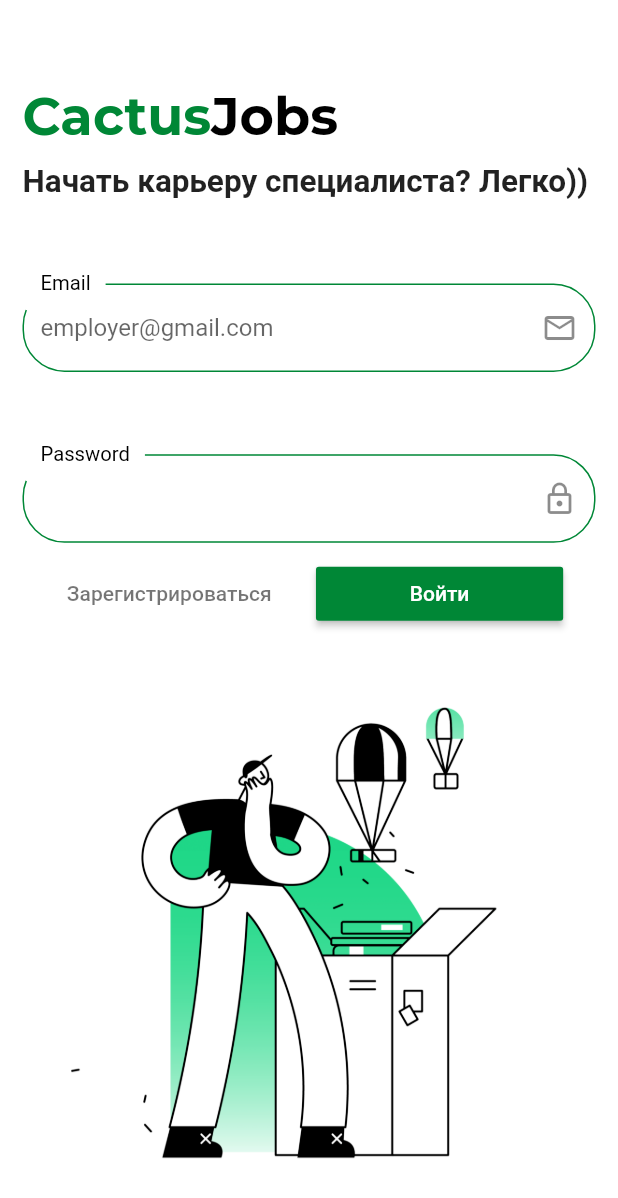
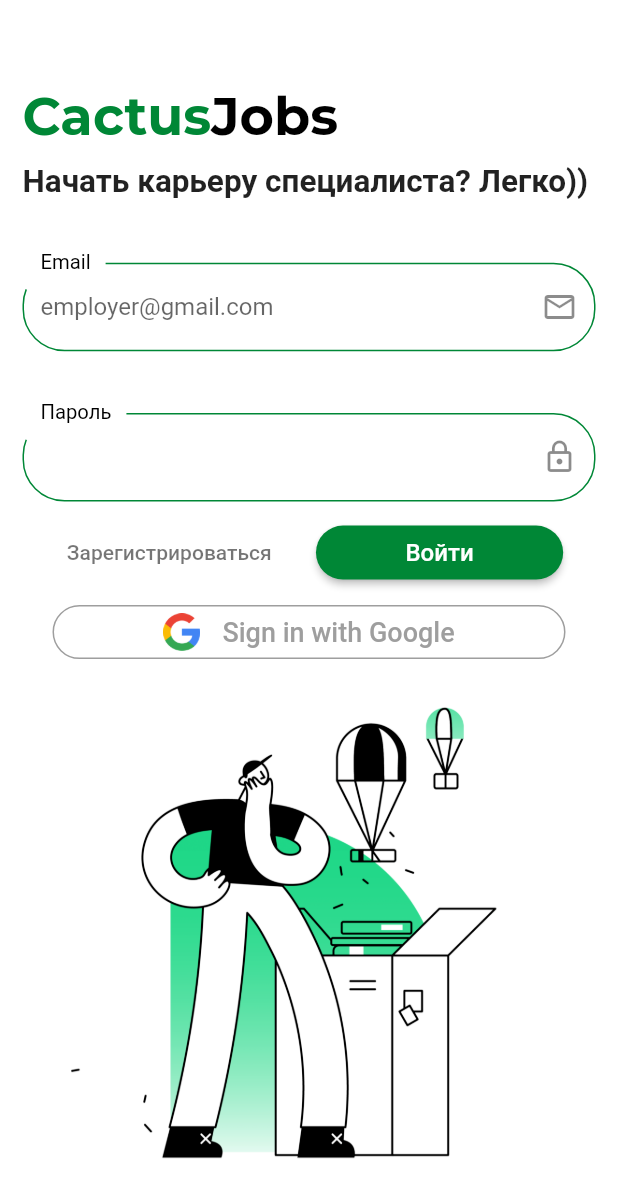
Before and after one commit to Juanr1m/hackaton, a Flutter app: the SignInScreen screen opened by its route, on a phone screen of 412 x 824 dp. Shown: the top 1198 px of the screen. Run offline on Flutter 3.47's test engine with Material 2 defaults, Android fonts, the phone set to English and light mode, and no system bars; our stand-ins replace cloud_firestore, firebase_auth, firebase_core, google_fonts, google_sign_in; accounts and stored records are empty; generated files the repository leaves out were written again.

Commit message:
sign in with google

```diff
--- a/lib/screens/messages_screen/messages_screen.dart
+++ b/lib/screens/messages_screen/messages_screen.dart
@@ -1,4 +1,3 @@
-import 'package:cactus_jobs/constants.dart';
 import 'package:cactus_jobs/screens/home_screen/components/body.dart';
 import 'package:flutter/material.dart';
 
--- a/lib/screens/sign_in/components/body.dart
+++ b/lib/screens/sign_in/components/body.dart
@@ -36,7 +36,7 @@
               'Начать карьеру специалиста? Легко))',
               style: TextStyle(fontSize: 21, fontWeight: FontWeight.bold),
             ),
-            SizedBox(height: MediaQuery.of(context).size.height / 15),
+            SizedBox(height: MediaQuery.of(context).size.height / 20),
             SignInForm(),
           ],
         ),
@@ -67,10 +67,10 @@
             emailField: _emailField,
             label: 'Email',
           ),
-          SizedBox(height: MediaQuery.of(context).size.height / 15),
+          SizedBox(height: MediaQuery.of(context).size.height / 20),
           PasswordField(
             passwordField: _passwordField,
-            label: 'Password',
+            label: 'Пароль',
           ),
           SizedBox(height: 10),
           Row(
@@ -88,6 +88,8 @@
               Container(
                 width: MediaQuery.of(context).size.width / 2.5,
                 child: RaisedButton(
+                  shape: RoundedRectangleBorder(
+                      borderRadius: BorderRadius.circular(40)),
                   color: kPrimaryColor,
                   onPressed: () async {
                     bool shouldNavigate =
@@ -98,12 +100,51 @@
                   },
                   child: Text(
                     'Войти',
-                    style: TextStyle(color: Colors.white),
+                    style: TextStyle(color: Colors.white, fontSize: 16),
                   ),
                 ),
               )
             ],
           ),
+          SizedBox(height: 5),
+          Container(
+            margin: EdgeInsets.symmetric(horizontal: 20),
+            child: OutlineButton(
+              splashColor: Colors.grey,
+              onPressed: () async {
+                bool shouldNavigate = await signInWithGoogle();
+                if (shouldNavigate) {
+                  Navigator.pushNamed(context, HomePage.routename);
+                }
+              },
+              shape: RoundedRectangleBorder(
+                  borderRadius: BorderRadius.circular(40)),
+              highlightElevation: 0,
+              borderSide: BorderSide(color: Colors.grey),
+              child: Padding(
+                padding: const EdgeInsets.fromLTRB(0, 5, 0, 5),
+                child: Row(
+                  mainAxisSize: MainAxisSize.max,
+                  mainAxisAlignment: MainAxisAlignment.center,
+                  children: <Widget>[
+                    Image(
+                        image: AssetImage("assets/google_logo.png"),
+                        height: 25.0),
+                    Padding(
+                      padding: const EdgeInsets.only(left: 15),
+                      child: Text(
+                        'Sign in with Google',
+                        style: TextStyle(
+                          fontSize: 18,
+                          color: Colors.grey,
+                        ),
+                      ),
+                    )
+                  ],
+                ),
+              ),
+            ),
+          )
         ],
       ),
     );
--- a/lib/screens/sign_up/components/body.dart
+++ b/lib/screens/sign_up/components/body.dart
@@ -71,7 +71,7 @@
           SizedBox(height: MediaQuery.of(context).size.height / 20),
           PasswordField(
             passwordField: _passwordField,
-            label: 'Password',
+            label: 'Пароль',
           ),
           SizedBox(height: 10),
           Center(
--- a/lib/theme.dart
+++ b/lib/theme.dart
@@ -9,6 +9,7 @@
       visualDensity: VisualDensity.adaptivePlatformDensity,
       floatingActionButtonTheme: FloatingActionButtonThemeData(
         backgroundColor: kPrimaryColor,
+        foregroundColor: kSecondaryColor,
       ),
       appBarTheme: AppBarTheme(
         color: Colors.transparent,
--- a/pubspec.yaml
+++ b/pubspec.yaml
@@ -35,6 +35,7 @@
   firebase_auth: "^0.18.3"
   cloud_firestore: "^0.14.3+1"
   json_annotation: ^3.1.1
+  google_sign_in: ^4.5.6
 
 dev_dependencies:
   build_runner: ^1.0.0
```
Also changed, not shown: lib/net/flutter_fire.dart (+63 -0 lines), assets/google_logo.png (added), pubspec.lock.
